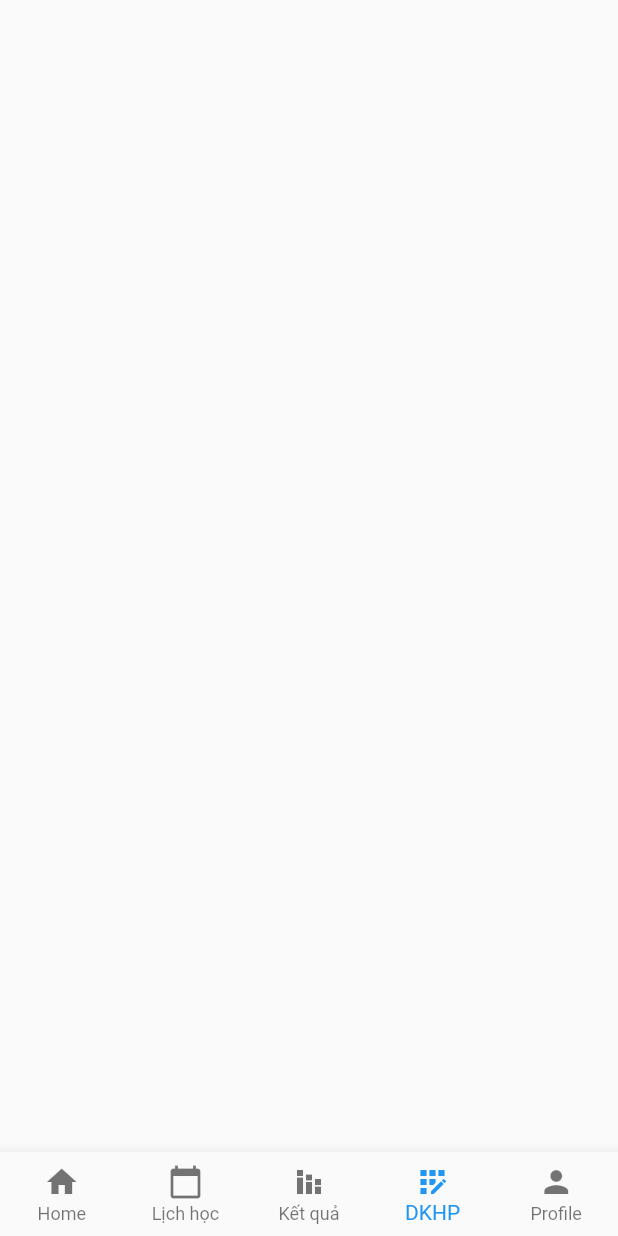
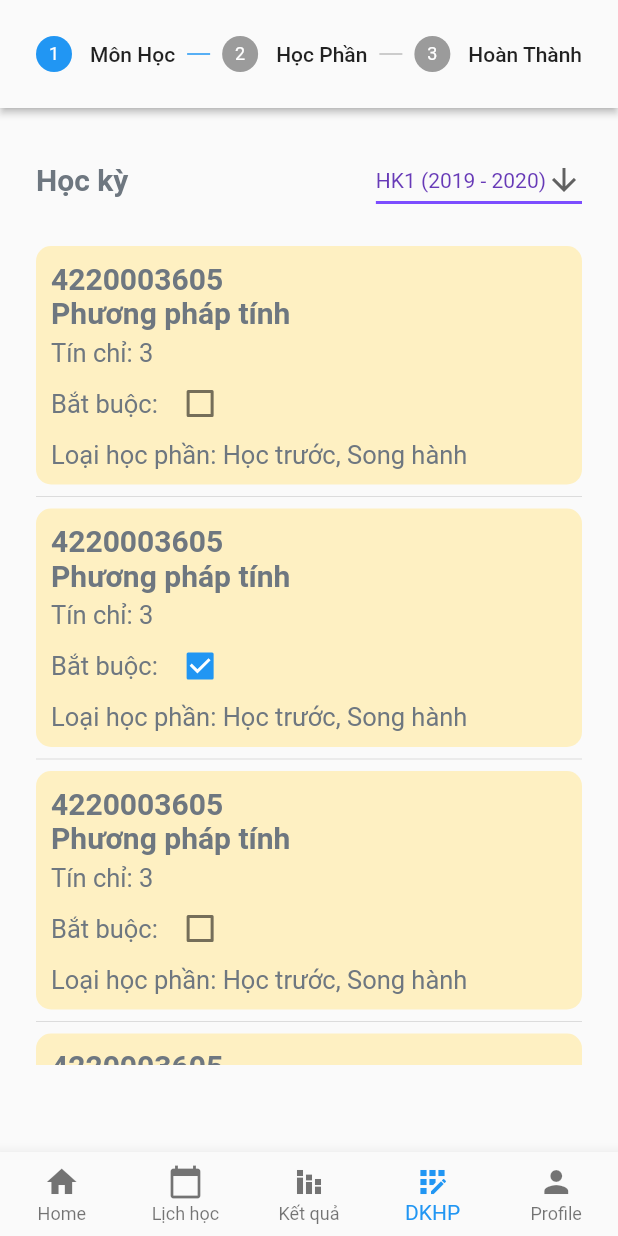
Before and after one commit to duchoan6814/IUHStudent_Android, a Flutter app: the MainScreeen screen opened directly, item 4 of the bottom bar chosen, on a phone screen of 412 x 824 dp. Run offline on Flutter 3.47's test engine with Material 2 defaults, Android fonts, the phone set to English and light mode, and no system bars; our stand-ins replace cached_network_image, expandable, flutter_secure_storage, fluttertoast, graphql_flutter, syncfusion_flutter_charts; missing offline and left inert: stateprovider; accounts and stored records are empty; network calls fail.

Commit message:
done build layout step one regist subject

```diff
--- a/lib/screens/regist_object_screen.dart
+++ b/lib/screens/regist_object_screen.dart
@@ -1,10 +1,71 @@
+import 'package:flutter/cupertino.dart';
 import 'package:flutter/material.dart';
+import 'package:iuh_student/config/color_config.dart';
+import 'package:iuh_student/screens/regist_object_screen/step_1_subject.dart';
 
-class RegisterObjectScreen extends StatelessWidget {
+class RegisterObjectScreen extends StatefulWidget {
   const RegisterObjectScreen({Key? key}) : super(key: key);
 
   @override
+  State<RegisterObjectScreen> createState() => _RegisterObjectScreenState();
+}
+
+class _RegisterObjectScreenState extends State<RegisterObjectScreen> {
+  late int currentStep;
+
+  @override
+  void initState() {
+    // TODO: implement initState
+    super.initState();
+    currentStep = 0;
+  }
+
+  @override
   Widget build(BuildContext context) {
-    return Container();
+
+    List<Step> steps = [
+      Step(
+        title: const Text("Môn Học"),
+        content: StepOne(),
+        isActive: currentStep >= 0
+      ),
+      Step(
+        title: const Text("Học Phần"),
+        content: Container(),
+        isActive: currentStep >= 1
+      ),
+      Step(
+        title: Text("Hoàn Thành"),
+        content: Container(),
+        isActive: currentStep >= 2
+      ),
+    ];
+
+    return Container(
+      height: MediaQuery.of(context).size.height,
+      child: Stepper(
+        type: StepperType.horizontal,
+        steps: steps,
+        currentStep: currentStep,
+        onStepTapped: (step) {
+         setState(() {
+           currentStep = step;
+         });
+        },
+        controlsBuilder: (context, {onStepCancel, onStepContinue}) {
+          return Row(
+            children: [
+              Container(
+                child: null,
+              ),
+              Container(
+                child: null,
+              ),
+            ],
+          );
+        },
+      ),
+    );
+
   }
 }
--- a/lib/screens/home_screen.dart
+++ b/lib/screens/regist_object_screen/home_screen.dart
@@ -2,12 +2,7 @@ import 'package:flutter/cupertino.dart';
 import 'package:flutter/material.dart';
 import 'package:flutter/painting.dart';
 import 'package:iuh_student/config/color_config.dart';
-import 'package:iuh_student/queries/queries.dart';
-import 'package:iuh_student/screens/screens.dart';
-import 'package:iuh_student/storage/context.dart';
-import 'package:iuh_student/utils/global_storage.dart';
 import 'package:syncfusion_flutter_charts/charts.dart';
-import 'package:graphql_flutter/graphql_flutter.dart';
 
 class HomeScreen extends StatefulWidget {
   const HomeScreen({Key? key}) : super(key: key);
--- /dev/null
+++ b/lib/screens/regist_object_screen/step_1_subject.dart
@@ -0,0 +1,155 @@
+import 'package:flutter/material.dart';
+import 'package:iuh_student/config/color_config.dart';
+import 'package:collection/collection.dart';
+import 'package:iuh_student/screens/regist_object_screen/subject_card.dart';
+
+class StepOne extends StatefulWidget {
+  const StepOne({Key? key}) : super(key: key);
+
+  @override
+  State<StepOne> createState() => _StepOneState();
+}
+
+class _StepOneState extends State<StepOne> {
+  late Map currentTerm;
+  late List<Map> listTerm;
+  late List<Map> listSubject;
+
+  @override
+  void initState() {
+    // TODO: implement initState
+    super.initState();
+    currentTerm = {
+      "id": 1,
+      "name": "HK1 (2019 - 2020)"
+    };
+
+    listSubject = [
+      {
+        "maHocPhan": "4220003605",
+        "tenMonHoc": "Phương pháp tính",
+        "soTinChi": 3,
+        "batBuoc": false,
+        "loaiHocPhan": ["Học trước", "Song hành"]
+      },
+      {
+        "maHocPhan": "4220003605",
+        "tenMonHoc": "Phương pháp tính",
+        "soTinChi": 3,
+        "batBuoc": true,
+        "loaiHocPhan": ["Học trước", "Song hành"]
+      },
+      {
+        "maHocPhan": "4220003605",
+        "tenMonHoc": "Phương pháp tính",
+        "soTinChi": 3,
+        "batBuoc": false,
+        "loaiHocPhan": ["Học trước", "Song hành"]
+      },
+      {
+        "maHocPhan": "4220003605",
+        "tenMonHoc": "Phương pháp tính",
+        "soTinChi": 3,
+        "batBuoc": true,
+        "loaiHocPhan": ["Học trước", "Song hành"]
+      },
+      {
+        "maHocPhan": "4220003605",
+        "tenMonHoc": "Phương pháp tính",
+        "soTinChi": 3,
+        "batBuoc": true,
+        "loaiHocPhan": ["Học trước", "Song hành"]
+      }
+
+    ];
+
+    listTerm = [
+      {
+        "id": 1,
+        "name": "HK1 (2019 - 2020)"
+      },
+      {
+        "id": 2,
+        "name": "HK2 (2019 - 2020)"
+      },
+      {
+        "id": 3,
+        "name": "HK1 (2020 - 2021)"
+      },
+      {
+        "id": 4,
+        "name": "HK2 (2020 - 2021)"
+      },
+    ];
+  }
+
+  @override
+  Widget build(BuildContext context) {
+
+    const titleStyle = TextStyle(
+        color: ColorConfig.character,
+        fontSize: 20.0,
+        fontWeight: FontWeight.bold
+    );
+
+    var handleDropDownSelect = (newValue) {
+      var _term = listTerm.firstWhere((element) => element["id"].toString() == newValue);
+
+      setState(() {
+        currentTerm = _term;
+      });
+    };
+
+    return SizedBox(
+      height: MediaQuery.of(context).size.height - 210.0,
+      child: Column(
+        crossAxisAlignment: CrossAxisAlignment.stretch,
+        children: [
+          Row(
+            crossAxisAlignment: CrossAxisAlignment.center,
+            mainAxisAlignment: MainAxisAlignment.spaceBetween,
+            children: [
+              const Text(
+                "Học kỳ",
+                style: titleStyle,
+
+              ),
+              DropdownButton(
+                value: currentTerm["id"].toString(),
+                icon: const Icon(Icons.arrow_downward),
+                iconSize: 24,
+                elevation: 16,
+                style: const TextStyle(color: Colors.deepPurple),
+                underline: Container(
+                  height: 2,
+                  color: Colors.deepPurpleAccent,
+                ),
+                onChanged: (newValue) {
+                  handleDropDownSelect(newValue);
+                },
+                items: listTerm.map((item) {
+                  return DropdownMenuItem<String>(
+                      value: item["id"].toString(), child: Text(item["name"]));
+                }).toList(),
+              )
+            ],
+          ),
+          const SizedBox(
+            height: 20.0,
+          ),
+
+          Expanded(
+            child: ListView.separated(
+              itemCount: listSubject.length,
+              itemBuilder: (context, index) {
+                Map _subject = listSubject[index];
+                return SubjectCard(subject: _subject);
+              },
+              separatorBuilder: (context, index) => const Divider(),
+            ),
+          )
+        ],
+      ),
+    );
+  }
+}
--- /dev/null
+++ b/lib/screens/regist_object_screen/subject_card.dart
@@ -0,0 +1,71 @@
+import 'package:flutter/material.dart';
+import 'package:iuh_student/config/color_config.dart';
+
+class SubjectCard extends StatelessWidget {
+  final Map subject;
+
+  const SubjectCard({Key? key, required this.subject}) : super(key: key);
+
+  @override
+  Widget build(BuildContext context) {
+
+    const titleStyle = TextStyle(
+        color: ColorConfig.character,
+        fontSize: 20.0,
+        fontWeight: FontWeight.bold
+    );
+
+    return Container(
+      padding: EdgeInsets.all(10.0),
+      decoration: BoxDecoration(
+        color: ColorConfig.orangeBackground,
+        borderRadius: BorderRadius.all(Radius.circular(10.0))
+      ),
+      child: Column(
+        crossAxisAlignment: CrossAxisAlignment.start,
+        children: [
+          Text(
+            subject["maHocPhan"],
+            style: titleStyle,
+          ),
+          Text(
+            subject["tenMonHoc"],
+            style: titleStyle,
+          ),
+          const SizedBox(
+            height: 5.0,
+          ),
+          Text(
+            "Tín chỉ: " + subject["soTinChi"].toString(),
+            style: const TextStyle(
+                color: ColorConfig.character,
+                fontSize: 17.0
+            ),
+          ),
+          Row(
+            children: [
+              const Text(
+                "Bắt buộc: ",
+                style: TextStyle(
+                    color: ColorConfig.character,
+                    fontSize: 17.0
+                ),
+              ),
+              Checkbox(
+                value: subject["batBuoc"],
+                onChanged: (value) {},
+              )
+            ],
+          ),
+          Text(
+            "Loại học phần: " + subject["loaiHocPhan"].join(", "),
+            style: const TextStyle(
+                color: ColorConfig.character,
+                fontSize: 17.0
+            ),
+          )
+        ],
+      ),
+    );;
+  }
+}
--- a/lib/screens/screens.dart
+++ b/lib/screens/screens.dart
@@ -1,6 +1,6 @@
 export 'login.dart';
 export 'main_screen.dart';
-export 'home_screen.dart';
+export 'regist_object_screen/home_screen.dart';
 export 'profile_screen.dart';
 export 'regist_object_screen.dart';
 export 'result_screen.dart';
```
